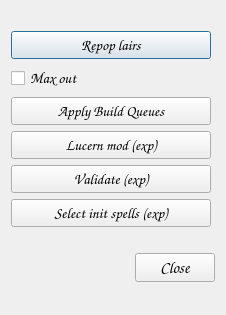
Above: MoMTweaker/dialogtools.ui from jbalcomb/MoM-RTGT before the change. Below: the same form after it.
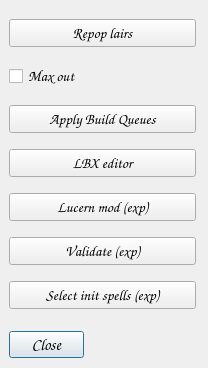
That is the form after the change. Icons and pictures are not drawn.

Commit message: Added LBX editor. Updated MoM_patch.sh script. Updated address calculator.

Patch:
```diff
--- a/MoMTweaker/dialogtools.ui
+++ b/MoMTweaker/dialogtools.ui
@@ -6,8 +6,8 @@
    <rect>
     <x>0</x>
     <y>0</y>
-    <width>226</width>
-    <height>315</height>
+    <width>208</width>
+    <height>368</height>
    </rect>
   </property>
   <property name="font">
@@ -20,8 +20,31 @@
   <property name="windowTitle">
    <string>Tools</string>
   </property>
-  <layout class="QGridLayout" name="gridLayout">
-   <item row="0" column="0">
+  <widget class="QDialogButtonBox" name="buttonBox">
+   <property name="geometry">
+    <rect>
+     <x>9</x>
+     <y>331</y>
+     <width>75</width>
+     <height>27</height>
+    </rect>
+   </property>
+   <property name="orientation">
+    <enum>Qt::Horizontal</enum>
+   </property>
+   <property name="standardButtons">
+    <set>QDialogButtonBox::Close</set>
+   </property>
+  </widget>
+  <widget class="QWidget" name="">
+   <property name="geometry">
+    <rect>
+     <x>9</x>
+     <y>9</y>
+     <width>187</width>
+     <height>311</height>
+    </rect>
+   </property>
     <layout class="QVBoxLayout" name="verticalLayout">
      <item>
       <widget class="QPushButton" name="pushButton_RepopLairs">
@@ -118,6 +141,41 @@
        </property>
       </widget>
      </item>
+    <item>
+     <widget class="QPushButton" name="pushButton_LbxEditor">
+      <property name="sizePolicy">
+       <sizepolicy hsizetype="Fixed" vsizetype="Fixed">
+        <horstretch>0</horstretch>
+        <verstretch>0</verstretch>
+       </sizepolicy>
+      </property>
+      <property name="maximumSize">
+       <size>
+        <width>200</width>
+        <height>16777215</height>
+       </size>
+      </property>
+      <property name="font">
+       <font>
+        <pointsize>11</pointsize>
+        <italic>true</italic>
+       </font>
+      </property>
+      <property name="text">
+       <string>LBX editor</string>
+      </property>
+      <property name="icon">
+       <iconset resource="../Resources/InteractiveGameTweaker.qrc">
+        <normaloff>:/heroes/taki.gif</normaloff>:/heroes/taki.gif</iconset>
+      </property>
+      <property name="iconSize">
+       <size>
+        <width>32</width>
+        <height>32</height>
+       </size>
+      </property>
+     </widget>
+    </item>
      <item>
       <widget class="QPushButton" name="pushButton_LucernMod">
        <property name="sizePolicy">
@@ -224,18 +282,7 @@
       </widget>
      </item>
     </layout>
-   </item>
-   <item row="1" column="0">
-    <widget class="QDialogButtonBox" name="buttonBox">
-     <property name="orientation">
-      <enum>Qt::Horizontal</enum>
-     </property>
-     <property name="standardButtons">
-      <set>QDialogButtonBox::Close</set>
-     </property>
-    </widget>
-   </item>
-  </layout>
+  </widget>
  </widget>
  <resources>
   <include location="../Resources/InteractiveGameTweaker.qrc"/>
```
Lines whose indentation alone changed are shown as unchanged. The commit also changes 34 other files.
